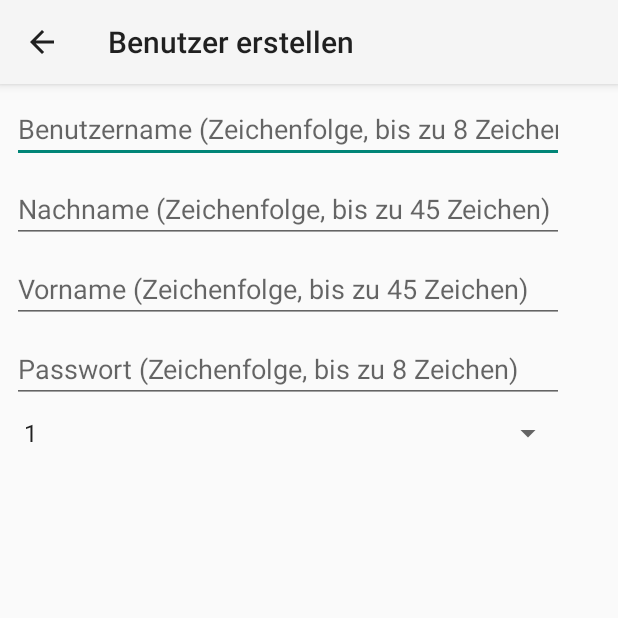
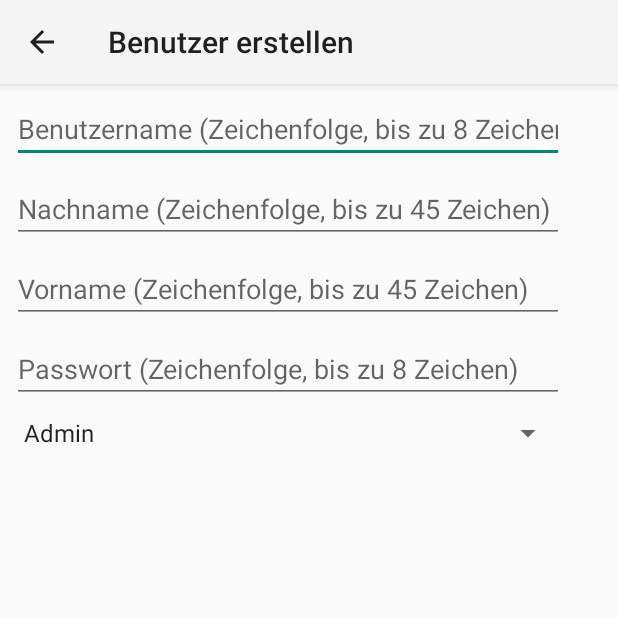
Before and after one commit to ftrauner/Ultiport, an Android app: the AddUserActivity screen opened directly, with no data from a screen before it, after a tap on "ERSTELLEN", on a phone screen of 412 x 824 dp, the top half of it. Run offline under Robolectric (Android 15) with nearby library versions, the phone set to English and light mode, and no system bars.

Commit message:
User Edit funktioniert

```diff
--- a/app/src/main/java/spengergasse/at/ultiport/AddUserActivity.java
+++ b/app/src/main/java/spengergasse/at/ultiport/AddUserActivity.java
@@ -65,7 +65,17 @@ public class AddUserActivity extends AppCompatActivity  {
         Password = password.getText().toString();
         Vorname = vorname.getText().toString();
         Benutzername = benutzername.getText().toString();
-        Gruppe = gruppe.getSelectedItem().toString();
+        if(gruppe.getSelectedItem().toString().equals("Admin")){
+            Gruppe = "1";
+        }
+
+        if(gruppe.getSelectedItem().toString().equals("Requester")){
+            Gruppe = "2";
+        }
+
+        if(gruppe.getSelectedItem().toString().equals("Transporteur")){
+            Gruppe = "3";
+        }
         BackGround b = new BackGround();
         b.execute(Name, Vorname,Benutzername,Password,Gruppe);
     }
--- a/app/src/main/res/values/strings.xml
+++ b/app/src/main/res/values/strings.xml
@@ -32,8 +32,8 @@
     <string name="delete_user_label">Benutzer löschen</string>
 
     <string-array name="numbers">
-        <item>1</item>
-        <item>2</item>
-        <item>3</item>
+        <item>Admin</item>
+        <item>Requester</item>
+        <item>Transporteur</item>
     </string-array>
 </resources>
```
Also changed, not shown: app/src/main/java/spengergasse/at/ultiport/EditUserActivity.java (+12 -1 lines).
